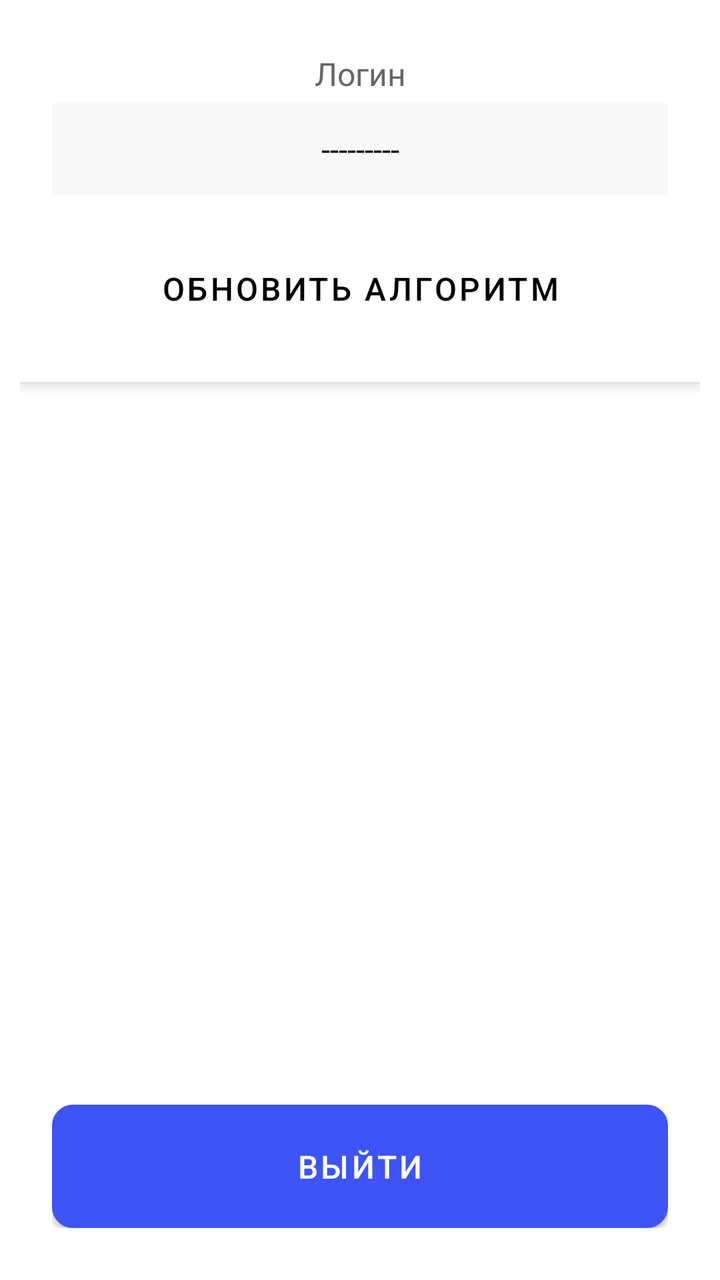
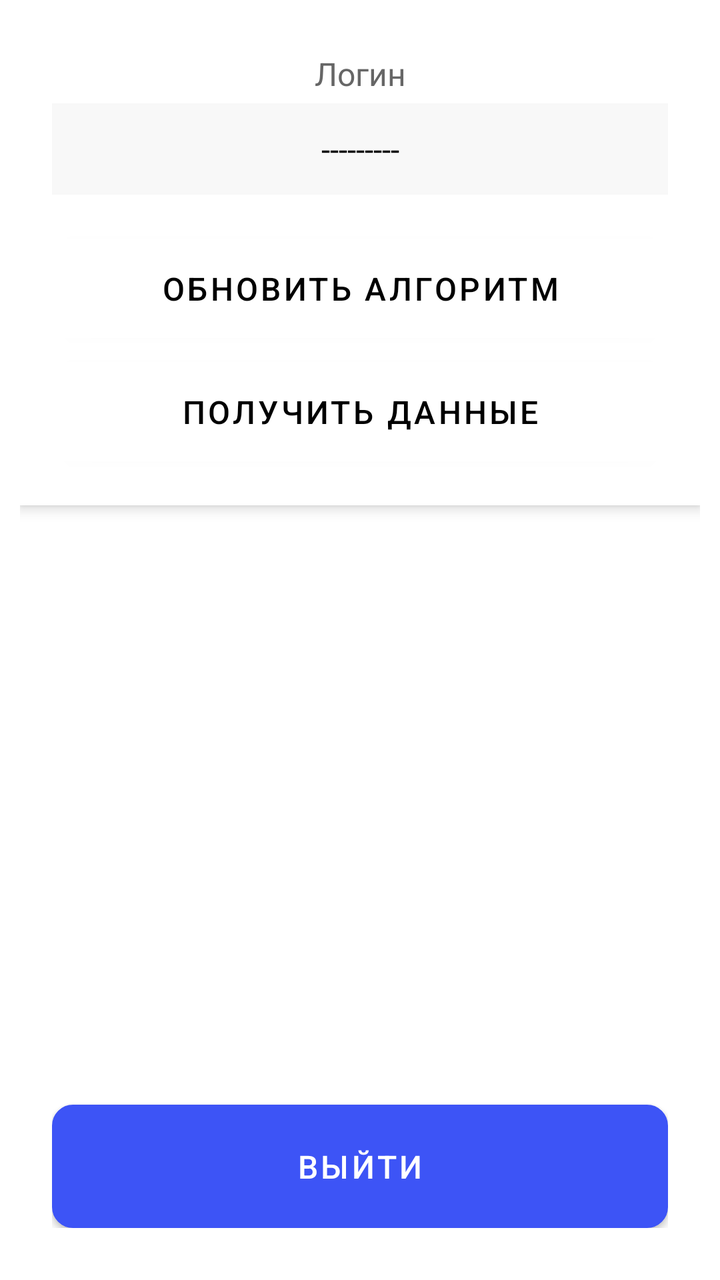

Compare the two renders of this Android layout. The source of the first and the diff that turns it into the second are given below.
<!-- AndroidManifest.xml: application theme Theme.Pancreatitis -->
<!-- res/layout/fragment_profile.xml -->
<?xml version="1.0" encoding="utf-8"?>
<FrameLayout
    xmlns:android="http://schemas.android.com/apk/res/android"
    xmlns:tools="http://schemas.android.com/tools"
    android:layout_width="match_parent"
    android:layout_height="match_parent">

    <LinearLayout
        android:layout_width="match_parent"
        android:layout_height="match_parent"
        android:orientation="vertical"
        android:padding="10dp" >

        
        <LinearLayout
            android:layout_width="match_parent"
            android:layout_height="wrap_content"
            android:orientation="vertical"
            android:background="#FFFFFF"
            android:padding="16dp"
            android:layout_marginBottom="16dp"
            android:elevation="4dp">

            
            <TextView
                android:layout_width="match_parent"
                android:layout_height="wrap_content"
                android:text="Логин"
                android:gravity="center"
                android:textSize="16sp"
                android:textColor="#666666"
                android:layout_marginBottom="4dp" />

            <EditText
                android:id="@+id/loginValue"
                android:layout_width="match_parent"
                android:layout_height="wrap_content"
                android:text="---------"
                android:gravity="center"
                android:enabled="false"
                android:textSize="16sp"
                android:textColor="#000000"
                android:padding="12dp"
                android:background="#F8F8F8"
                android:layout_marginBottom="16dp" />

            <Button
                android:id="@+id/btn_update_training_data"
                android:layout_width="match_parent"
                android:layout_height="wrap_content"
                android:text="Обновить алгоритм"
                android:textSize="16sp"
                android:padding="14dp"
                android:backgroundTint="@color/white"
                android:textColor="@color/black" />

        </LinearLayout>

        <LinearLayout
            android:layout_width="match_parent"
            android:layout_height="match_parent"
            android:orientation="vertical"
            android:gravity="bottom"
            android:padding="16dp">

            <Button
                android:id="@+id/btn_logout"
                android:layout_width="match_parent"
                android:layout_height="wrap_content"
                android:background="@drawable/rounded_background"
                android:padding="14dp"
                android:text="Выйти"
                android:textColor="#FFFFFF"
                android:textSize="16sp"
                android:layout_marginTop="8dp" />

        </LinearLayout>

    </LinearLayout>

    <include
        android:id="@+id/loading_overlay"
        layout="@layout/loading_overlay"
        />
</FrameLayout>
<!-- res/layout/loading_overlay.xml (included above) -->
<?xml version="1.0" encoding="utf-8"?>
<FrameLayout
    xmlns:android="http://schemas.android.com/apk/res/android"
    android:visibility="gone"
    android:layout_width="match_parent"
    android:layout_height="match_parent"
    android:background="@color/white"
    android:clickable="true"
    android:focusable="true">

    <ProgressBar
        android:layout_gravity="center"
        android:indeterminate="true"
        android:layout_width="64dp"
        android:layout_height="64dp"/>

    <TextView
        android:layout_gravity="center"
        android:layout_width="wrap_content"
        android:layout_height="wrap_content"
        android:layout_marginTop="64dp"
        android:textColor="@color/black"
        android:textSize="20dp"
        android:text="Работаем..." />
</FrameLayout>
<!-- resources referenced by this layout -->
<resources>
  <color name="black">#FF000000</color>
  <color name="white">#FFFFFFFF</color>
  <!-- drawable rounded_background (drawable) -->
  <?xml version="1.0" encoding="utf-8"?>
  <shape xmlns:android="http://schemas.android.com/apk/res/android"
      android:shape="rectangle">
      <corners android:radius="10dp"/>  
      <solid android:color="@android:color/white"/> 
      <padding
          android:left="2dp"
          android:right="2dp"
          android:top="2dp"
          android:bottom="2dp"/>
  
      <stroke
          android:width="1dp"
          android:color="@color/colorCircle"/> 
  </shape>
  <style name="Theme.Pancreatitis" parent="Theme.MaterialComponents.DayNight.DarkActionBar">
          
          <item name="colorPrimary">@color/colorActive</item>
          <item name="colorPrimaryVariant">@color/colorActive</item>
          <item name="colorOnPrimary">@color/white</item>
          
          <item name="colorSecondary">@color/teal_200</item>
          <item name="colorSecondaryVariant">@color/teal_700</item>
          <item name="colorOnSecondary">@color/black</item>
          
          <item name="android:statusBarColor">?attr/colorPrimaryVariant</item>
          
      </style>
  <color name="colorCircle">#C5DDFD</color>
  <color name="colorActive">#3D54F6</color>
  <color name="teal_200">#FF03DAC5</color>
  <color name="teal_700">#FF018786</color>
</resources>

<!-- the commit's change to res/layout/fragment_profile.xml (unified diff, before → after) -->
@@ -49,6 +49,16 @@
                 android:layout_width="match_parent"
                 android:layout_height="wrap_content"
                 android:text="Обновить алгоритм"
+                android:textSize="16sp"
+                android:padding="14dp"
+                android:backgroundTint="@color/white"
+                android:textColor="@color/black" />
+
+            <Button
+                android:id="@+id/btn_get_dump"
+                android:layout_width="match_parent"
+                android:layout_height="wrap_content"
+                android:text="Получить данные"
                 android:textSize="16sp"
                 android:padding="14dp"
                 android:backgroundTint="@color/white"
